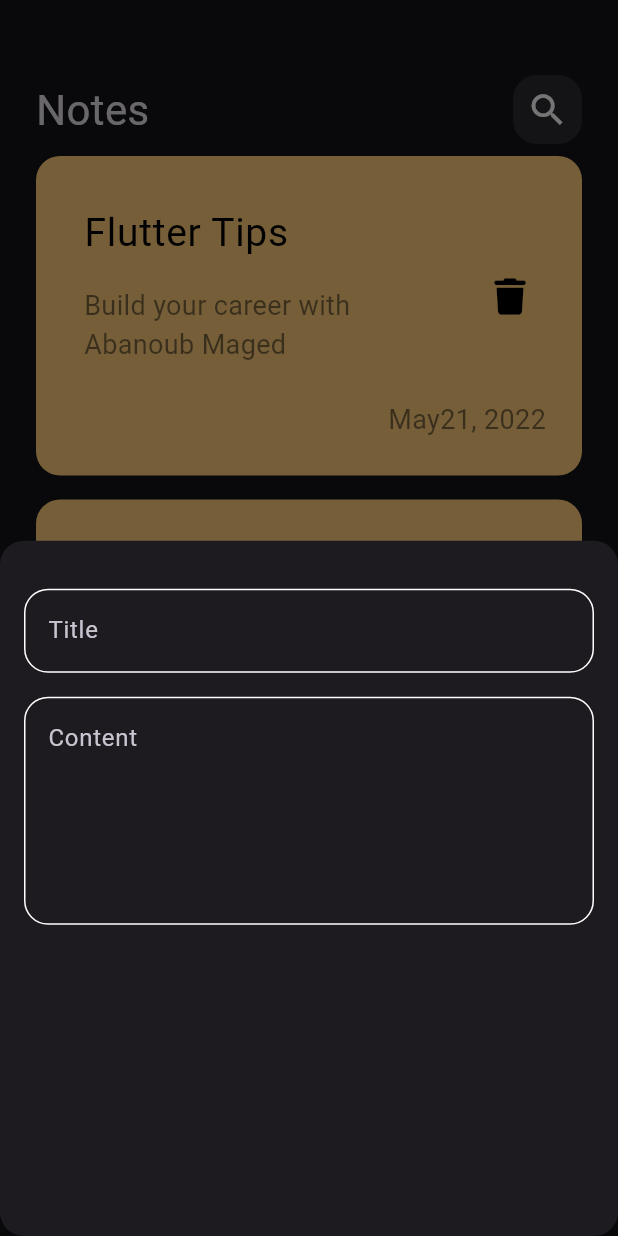
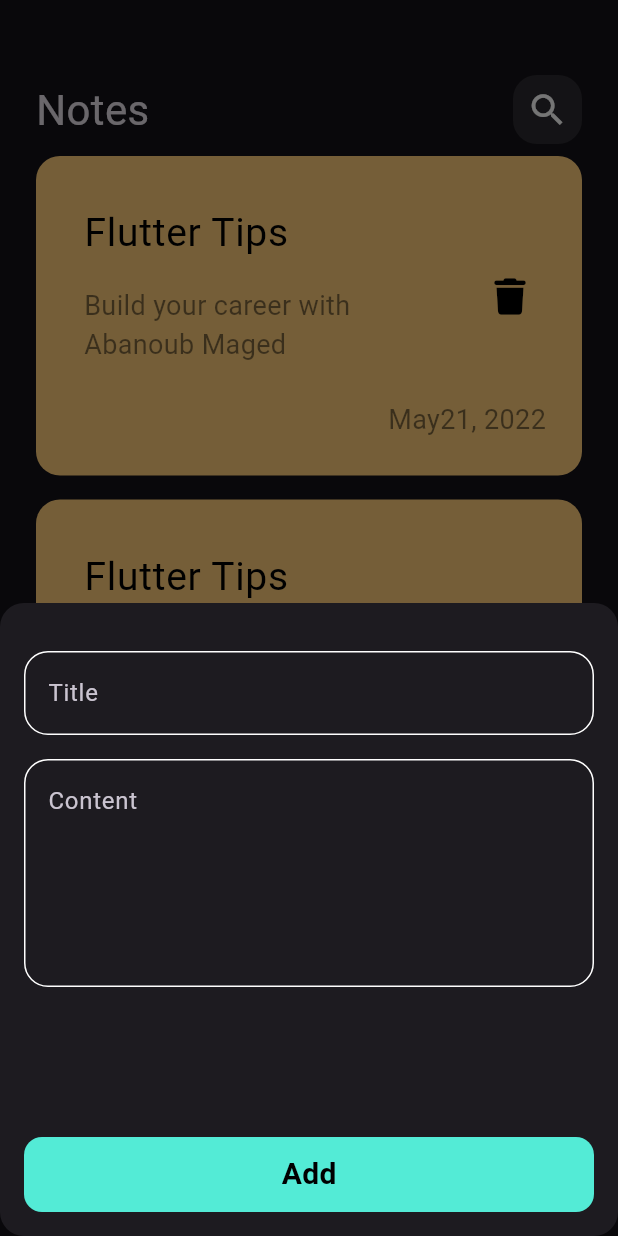
Before and after one commit to AbanoubMagedShawky/notes_app, a Flutter app: the screen it shows after launch, after a tap on the "add" icon, on a phone screen of 412 x 824 dp. Run offline on Flutter 3.47's test engine with Material 3 defaults, Android fonts, the phone set to English and light mode, and no system bars; our stand-ins replace font_awesome_flutter.

Commit message:
create edit note view

```diff
--- a/lib/widgets/add_note_botton_sheet.dart
+++ b/lib/widgets/add_note_botton_sheet.dart
@@ -1,4 +1,5 @@
 import 'package:flutter/material.dart';
+import 'package:notes_app/widgets/custom_botton.dart';
 import 'package:notes_app/widgets/custom_text_field..dart';
 
 class AddNoteBottonSheet extends StatelessWidget {
@@ -8,6 +9,7 @@ class AddNoteBottonSheet extends StatelessWidget {
   Widget build(BuildContext context) {
     return const Padding(
       padding: EdgeInsets.symmetric(horizontal: 16),
+      child: SingleChildScrollView(
         child: Column(
           children: [
             SizedBox(
@@ -22,8 +24,16 @@ class AddNoteBottonSheet extends StatelessWidget {
             CustomTextField(
               hintText: 'Content',
               maxline: 5,
-          )
+            ),
+            SizedBox(
+              height: 100,
+            ),
+            CustomBotton(),
+            SizedBox(
+              height: 16,
+            ),
           ],
+        ),
       ),
     );
   }
--- /dev/null
+++ b/lib/widgets/custom_botton.dart
@@ -0,0 +1,25 @@
+import 'package:flutter/material.dart';
+import 'package:notes_app/widgets/constants.dart';
+
+class CustomBotton extends StatelessWidget {
+  const CustomBotton({super.key});
+
+  @override
+  Widget build(BuildContext context) {
+    return Container(
+      height: 50,
+      width: MediaQuery.of(context).size.width,
+      decoration: BoxDecoration(
+        color: kPrimaryColor,
+        borderRadius: BorderRadius.circular(12),
+      ),
+      child: const Center(
+        child: Text(
+          'Add',
+          style: TextStyle(
+              fontSize: 20, color: Colors.black, fontWeight: FontWeight.bold),
+        ),
+      ),
+    );
+  }
+}
--- a/lib/widgets/custom_note_item.dart
+++ b/lib/widgets/custom_note_item.dart
@@ -1,12 +1,19 @@
 import 'package:flutter/material.dart';
 import 'package:font_awesome_flutter/font_awesome_flutter.dart';
+import 'package:notes_app/views/edit_note_view.dart';
 
 class NoteItem extends StatelessWidget {
   const NoteItem({super.key});
 
   @override
   Widget build(BuildContext context) {
-    return Container(
+    return GestureDetector(
+      onTap: () {
+        Navigator.push(context, MaterialPageRoute(builder: (context) {
+          return const EditNoteView();
+        }));
+      },
+      child: Container(
         padding: const EdgeInsets.only(
           top: 24,
           bottom: 24,
@@ -52,6 +59,7 @@ class NoteItem extends StatelessWidget {
                 )),
           )
         ]),
+      ),
     );
   }
 }
```
Also changed, not shown: lib/views/edit_note_view.dart (added, +13 -0 lines), lib/widgets/edit_view_body.dart (added, +10 -0 lines). Lines whose indentation alone changed are shown as unchanged.
